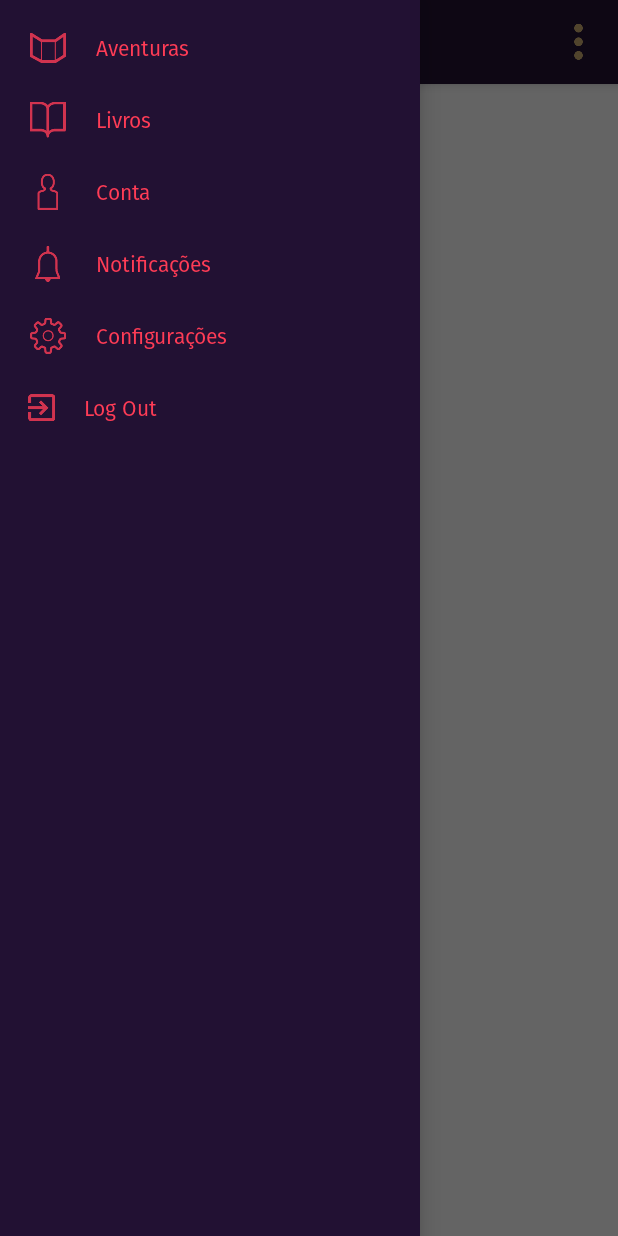
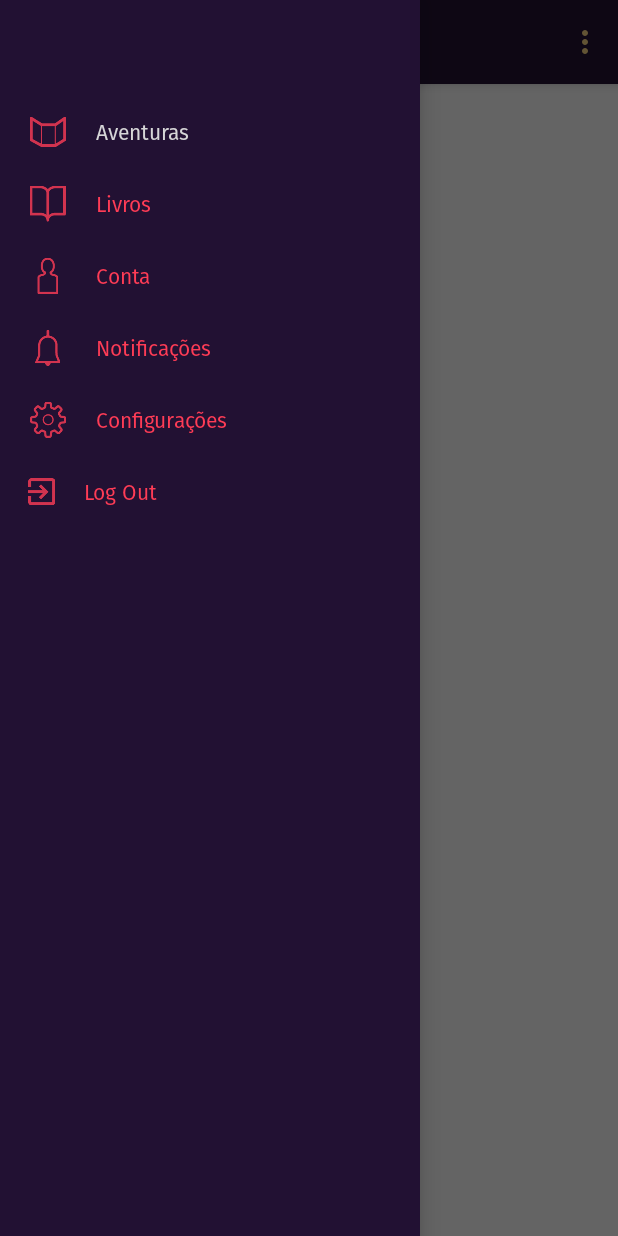
Before and after one commit to danilobispo/Igor, an Android app: the screen it shows after launch once a user with an empty profile is signed in (MainActivity), with the side drawer open, on a phone screen of 412 x 824 dp. Run offline under Robolectric (Android 15) with nearby library versions, the phone set to English and light mode, and no system bars; our stand-ins replace Firebase (no records; nobody signed in at launch, a user with empty details on screens opened directly).

Commit message:
Toolbar and drawer changes

```diff
--- a/app/src/main/java/com/example/hal_9000/igor/MainActivity.kt
+++ b/app/src/main/java/com/example/hal_9000/igor/MainActivity.kt
@@ -4,10 +4,14 @@ import android.content.Intent
 import android.os.Bundle
 import android.support.design.widget.NavigationView
 import android.support.v4.app.Fragment
+import android.support.v4.view.GravityCompat
 import android.support.v7.app.ActionBarDrawerToggle
 import android.support.v7.app.AppCompatActivity
-import android.support.v7.widget.Toolbar
+import android.view.Menu
 import android.view.MenuItem
+import android.widget.ImageView
+import android.widget.Toast
+import com.example.hal_9000.igor.R.color.drawer_item
 import com.example.hal_9000.igor.R.id.*
 import com.example.hal_9000.igor.fragment.*
 import com.google.firebase.auth.FirebaseAuth
@@ -17,38 +21,56 @@ import kotlinx.android.synthetic.main.appbar_layout.*
 
 class MainActivity : AppCompatActivity(), NavigationView.OnNavigationItemSelectedListener {
 
+    private val TAG = "MainActivity"
 
     override fun onCreate(savedInstanceState: Bundle?) {
         super.onCreate(savedInstanceState)
         setContentView(R.layout.activity_main)
+
         setupMenu()
-        supportActionBar?.setDisplayHomeAsUpEnabled(true)
-        supportActionBar?.setHomeButtonEnabled(true)
-        nav_view.setNavigationItemSelectedListener(this)
+
         setupFragment(savedInstanceState)
     }
 
+    fun setupMenu() {
+
+        setSupportActionBar(toolbar)
+
+        supportActionBar?.setDisplayHomeAsUpEnabled(true)
+        supportActionBar?.setHomeButtonEnabled(true)
+
+        // toolbar cast como View
+        val drawerToggle: ActionBarDrawerToggle = object :
+                ActionBarDrawerToggle(this, drawer, toolbar, R.string.open_drawer, R.string.close_drawer) {
+            // TODO: Adicionar algo aqui se quisermos algo mais elaborado no drawer
+            // (Provavelmente a gente não quer)
+        }
+
+        drawer.addDrawerListener(drawerToggle)
+        drawerToggle.syncState()
+
+        nav_view.setNavigationItemSelectedListener(this)
+    }
+
     override fun onNavigationItemSelected(item: MenuItem): Boolean {
+
         when (item.itemId) {
             item_aventuras -> {
                 trocarDeFragment(AventuraFragment())
-                return true
             }
             item_livros -> {
                 trocarDeFragment(LivrosFragment())
-                return true
             }
             item_conta -> {
                 trocarDeFragment(ContaFragment())
-                return true
+                val img = findViewById<ImageView>(R.id.conta_img)
+                img.setImageResource(R.drawable.aventuras_icone)
             }
             item_notificacoes -> {
                 trocarDeFragment(NotificacoesFragment())
-                return true
             }
             item_configuracoes -> {
                 trocarDeFragment(ConfiguracoesFragment())
-                return true
             }
             item_logout -> {
                 val mAuth = FirebaseAuth.getInstance()
@@ -57,23 +79,29 @@ class MainActivity : AppCompatActivity(), NavigationView.OnNavigationItemSelecte
                     startActivity(Intent(this, LoginActivity::class.java))
                     finish()
                 }
-                return true
             }
             else -> return super.onOptionsItemSelected(item)
         }
+
+        drawer.closeDrawer(GravityCompat.START)
+        return true
     }
 
-    fun setupMenu() {
-        // toolbar cast como View
-        val drawerToggle: ActionBarDrawerToggle = object :
-                ActionBarDrawerToggle(this, drawer, toolbar as Toolbar, R.string.open_drawer, R.string.close_drawer) {
-            // TODO: Adicionar algo aqui se quisermos algo mais elaborado no drawer
-            // (Provavelmente a gente não quer)
+    override fun onCreateOptionsMenu(menu: Menu): Boolean {
+        menuInflater.inflate(R.menu.menu_toolbar, menu)
+        return true
+    }
 
+    override fun onOptionsItemSelected(item: MenuItem): Boolean {
+        when (item.itemId) {
+            R.id.menu_editar -> {
+                Toast.makeText(this, "Editar", Toast.LENGTH_SHORT).show()
+            }
+            R.id.menu_ordenar -> {
+                Toast.makeText(this, "Ordenar", Toast.LENGTH_SHORT).show()
+            }
         }
-
-        drawer.addDrawerListener(drawerToggle)
-        drawerToggle.syncState()
+        return super.onOptionsItemSelected(item)
     }
 
     fun setupFragment(savedInstanceState: Bundle?) {
@@ -83,7 +111,7 @@ class MainActivity : AppCompatActivity(), NavigationView.OnNavigationItemSelecte
         }
     }
 
-    fun trocarDeFragment(supportFragment: Fragment){
+    fun trocarDeFragment(supportFragment: Fragment) {
         this.supportFragmentManager.beginTransaction().replace(R.id.content_frame, supportFragment)
                 .addToBackStack(null).commit()
     }
--- /dev/null
+++ b/app/src/main/res/color/drawer_item.xml
@@ -0,0 +1,5 @@
+<?xml version="1.0" encoding="utf-8"?>
+<selector xmlns:android="http://schemas.android.com/apk/res/android">
+    <item android:color="@color/nav_item_selected" android:state_checked="true" />
+    <item android:color="@color/nav_item" />
+</selector>
--- a/app/src/main/res/layout/action_layout_config.xml
+++ b/app/src/main/res/layout/action_layout_config.xml
@@ -1,11 +1,9 @@
 <?xml version="1.0" encoding="utf-8"?>
 <LinearLayout xmlns:android="http://schemas.android.com/apk/res/android"
-
     android:layout_width="wrap_content"
     android:layout_height="match_parent"
     android:background="?attr/selectableItemBackgroundBorderless"
     android:orientation="horizontal">
-
 
     <ImageView
         android:layout_width="wrap_content"
@@ -14,19 +12,19 @@
         android:layout_marginRight="8dp"
         android:contentDescription="@string/str_configuracoes"
         android:gravity="center_vertical"
-        android:src="@drawable/configuracoes_icone" />
+        android:src="@drawable/configuracoes_icone"
+        android:tint="@color/drawer_item" />
 
     <android.support.v7.widget.AppCompatTextView
         android:layout_width="wrap_content"
         android:layout_height="match_parent"
+        android:layout_marginStart="8dp"
+        android:layout_marginLeft="8dp"
         android:layout_marginEnd="8dp"
-        android:layout_marginLeft="8dp"
         android:layout_marginRight="8dp"
-        android:layout_marginStart="8dp"
         android:fontFamily="@font/firasans_regular"
         android:gravity="center_vertical"
         android:text="@string/str_configuracoes"
-        android:textColor="@color/redPink" />
-
+        android:textColor="@color/drawer_item" />
 
 </LinearLayout>
--- a/app/src/main/res/layout/action_layout_conta.xml
+++ b/app/src/main/res/layout/action_layout_conta.xml
@@ -1,32 +1,31 @@
 <?xml version="1.0" encoding="utf-8"?>
 <LinearLayout xmlns:android="http://schemas.android.com/apk/res/android"
-
     android:layout_width="wrap_content"
     android:layout_height="match_parent"
     android:background="?attr/selectableItemBackgroundBorderless"
     android:orientation="horizontal">
 
-
     <ImageView
+        android:id="@+id/conta_img"
         android:layout_width="wrap_content"
         android:layout_height="match_parent"
         android:layout_marginEnd="8dp"
         android:layout_marginRight="8dp"
         android:contentDescription="@string/str_conta"
         android:gravity="center_vertical"
-        android:src="@drawable/conta_icone" />
+        android:src="@drawable/conta_icone"
+        android:tint="@color/drawer_item" />
 
     <android.support.v7.widget.AppCompatTextView
         android:layout_width="wrap_content"
         android:layout_height="match_parent"
+        android:layout_marginStart="8dp"
+        android:layout_marginLeft="8dp"
         android:layout_marginEnd="8dp"
-        android:layout_marginLeft="8dp"
         android:layout_marginRight="8dp"
-        android:layout_marginStart="8dp"
         android:fontFamily="@font/firasans_regular"
         android:gravity="center_vertical"
         android:text="@string/str_conta"
-        android:textColor="@color/redPink" />
-
+        android:textColor="@color/drawer_item" />
 
 </LinearLayout>
--- a/app/src/main/res/layout/action_layout_livros.xml
+++ b/app/src/main/res/layout/action_layout_livros.xml
@@ -1,6 +1,5 @@
 <?xml version="1.0" encoding="utf-8"?>
 <LinearLayout xmlns:android="http://schemas.android.com/apk/res/android"
-
     android:layout_width="wrap_content"
     android:layout_height="match_parent"
     android:background="?attr/selectableItemBackgroundBorderless"
@@ -13,18 +12,19 @@
         android:layout_marginRight="8dp"
         android:contentDescription="@string/str_livros"
         android:gravity="center_vertical"
-        android:src="@drawable/livros_icone" />
+        android:src="@drawable/livros_icone"
+        android:tint="@color/drawer_item" />
 
     <android.support.v7.widget.AppCompatTextView
         android:layout_width="wrap_content"
         android:layout_height="match_parent"
+        android:layout_marginStart="8dp"
+        android:layout_marginLeft="8dp"
         android:layout_marginEnd="8dp"
-        android:layout_marginLeft="8dp"
         android:layout_marginRight="8dp"
-        android:layout_marginStart="8dp"
         android:fontFamily="@font/firasans_regular"
         android:gravity="center_vertical"
         android:text="@string/str_livros"
-        android:textColor="@color/redPink" />
+        android:textColor="@color/drawer_item" />
 
 </LinearLayout>
--- a/app/src/main/res/layout/action_layout_logout.xml
+++ b/app/src/main/res/layout/action_layout_logout.xml
@@ -1,6 +1,5 @@
 <?xml version="1.0" encoding="utf-8"?>
 <LinearLayout xmlns:android="http://schemas.android.com/apk/res/android"
-
     android:layout_width="wrap_content"
     android:layout_height="match_parent"
     android:background="?attr/selectableItemBackgroundBorderless"
@@ -13,7 +12,8 @@
         android:layout_marginRight="8dp"
         android:contentDescription="@string/str_logout"
         android:gravity="center_vertical"
-        android:src="@drawable/ic_exit" />
+        android:src="@drawable/ic_exit"
+        android:tint="@color/drawer_item" />
 
     <android.support.v7.widget.AppCompatTextView
         android:layout_width="wrap_content"
@@ -25,6 +25,6 @@
         android:fontFamily="@font/firasans_regular"
         android:gravity="center_vertical"
         android:text="@string/str_logout"
-        android:textColor="@color/redPink" />
+        android:textColor="@color/drawer_item" />
 
 </LinearLayout>
--- a/app/src/main/res/layout/action_layout_notificacoes.xml
+++ b/app/src/main/res/layout/action_layout_notificacoes.xml
@@ -1,6 +1,5 @@
 <?xml version="1.0" encoding="utf-8"?>
 <LinearLayout xmlns:android="http://schemas.android.com/apk/res/android"
-
     android:layout_width="wrap_content"
     android:layout_height="match_parent"
     android:background="?attr/selectableItemBackgroundBorderless"
@@ -13,19 +12,19 @@
         android:layout_marginRight="8dp"
         android:contentDescription="@string/str_notificacoes"
         android:gravity="center_vertical"
-        android:src="@drawable/notificacoes_icone" />
+        android:src="@drawable/notificacoes_icone"
+        android:tint="@color/drawer_item" />
 
     <android.support.v7.widget.AppCompatTextView
         android:layout_width="wrap_content"
         android:layout_height="match_parent"
+        android:layout_marginStart="8dp"
+        android:layout_marginLeft="8dp"
         android:layout_marginEnd="8dp"
-        android:layout_marginLeft="8dp"
         android:layout_marginRight="8dp"
-        android:layout_marginStart="8dp"
         android:fontFamily="@font/firasans_regular"
         android:gravity="center_vertical"
         android:text="@string/str_notificacoes"
-        android:textColor="@color/redPink" />
-
+        android:textColor="@color/drawer_item" />
 
 </LinearLayout>
--- a/app/src/main/res/layout/activity_main.xml
+++ b/app/src/main/res/layout/activity_main.xml
@@ -5,21 +5,31 @@
     android:id="@+id/drawer"
     android:layout_width="match_parent"
     android:layout_height="match_parent"
-    android:fitsSystemWindows="true"
-    tools:openDrawer="start">
+    android:fitsSystemWindows="true">
 
-    <include
-        layout="@layout/appbar_layout"
+    <LinearLayout
         android:layout_width="match_parent"
-        android:layout_height="match_parent" />
+        android:layout_height="match_parent"
+        android:orientation="vertical">
+
+        <include layout="@layout/appbar_layout" />
+
+        <FrameLayout
+            android:id="@+id/content_frame"
+            android:layout_width="match_parent"
+            android:layout_height="match_parent"
+            tools:context=".MainActivity" />
+
+    </LinearLayout>
 
     <android.support.design.widget.NavigationView
         android:id="@+id/nav_view"
-        android:background="@color/colorPrimaryDark"
         android:layout_width="wrap_content"
         android:layout_height="match_parent"
         android:layout_gravity="start"
+        android:background="@color/colorPrimaryDark"
         android:fitsSystemWindows="true"
+        android:paddingTop="?attr/actionBarSize"
         app:menu="@menu/main_drawer" />
 
 </android.support.v4.widget.DrawerLayout>
--- a/app/src/main/res/layout/toolbar_home.xml
+++ /dev/null
@@ -1,30 +0,0 @@
-<?xml version="1.0" encoding="utf-8"?>
-
-<android.support.v7.widget.Toolbar xmlns:android="http://schemas.android.com/apk/res/android"
-    android:layout_width="match_parent"
-    android:layout_height="?attr/actionBarSize"
-    android:background="@color/colorPrimaryDark">
-
-    <RelativeLayout
-        android:layout_width="match_parent"
-        android:layout_height="match_parent">
-
-    <ImageView
-        android:id="@+id/toolbarIgorLogo"
-        android:layout_width="60dp"
-        android:layout_height="match_parent"
-        android:layout_centerInParent="true"
-        android:layout_centerHorizontal="true"
-        android:layout_centerVertical="true"
-        android:src="@drawable/igor_logo" />
-
-        <ImageView
-            android:layout_width="wrap_content"
-            android:layout_height="match_parent"
-            android:layout_alignParentEnd="true"
-            android:layout_alignParentTop="true"
-            android:layout_marginEnd="10dp"
-            android:src="@drawable/dropdown_menu_icon" />
-
-    </RelativeLayout>
-</android.support.v7.widget.Toolbar>
--- a/app/src/main/res/menu/main_drawer.xml
+++ b/app/src/main/res/menu/main_drawer.xml
@@ -1,8 +1,8 @@
 <?xml version="1.0" encoding="utf-8"?>
 <menu xmlns:android="http://schemas.android.com/apk/res/android"
+    xmlns:app="http://schemas.android.com/apk/res-auto"
+    xmlns:tools="http://schemas.android.com/tools"
     android:id="@+id/list_menu"
-    xmlns:tools="http://schemas.android.com/tools"
-    xmlns:app="http://schemas.android.com/apk/res-auto"
     tools:showIn="navigation_view">
 
     <group android:checkableBehavior="single">
@@ -10,33 +10,32 @@
             android:id="@+id/item_aventuras"
             android:icon="@null"
             android:title="@null"
-            app:showAsAction="ifRoom"
-            app:actionLayout="@layout/action_layout_aventuras" />
+            app:actionLayout="@layout/action_layout_aventuras"
+            app:showAsAction="ifRoom" />
         <item
             android:id="@+id/item_livros"
             android:icon="@null"
             android:title="@null"
-            app:showAsAction="ifRoom"
-            app:actionLayout="@layout/action_layout_livros" />
+            app:actionLayout="@layout/action_layout_livros"
+            app:showAsAction="ifRoom" />
         <item
             android:id="@+id/item_conta"
             android:icon="@null"
             android:title="@null"
-            app:showAsAction="ifRoom"
-            app:actionLayout="@layout/action_layout_conta" />
+            app:actionLayout="@layout/action_layout_conta"
+            app:showAsAction="ifRoom" />
         <item
             android:id="@+id/item_notificacoes"
             android:icon="@null"
             android:title="@null"
-            app:showAsAction="ifRoom"
-            app:actionLayout="@layout/action_layout_notificacoes" />
-
+            app:actionLayout="@layout/action_layout_notificacoes"
+            app:showAsAction="ifRoom" />
         <item
             android:id="@+id/item_configuracoes"
             android:icon="@null"
             android:title="@null"
-            app:showAsAction="ifRoom"
-            app:actionLayout="@layout/action_layout_config" />
+            app:actionLayout="@layout/action_layout_config"
+            app:showAsAction="ifRoom" />
         <item
             android:id="@+id/item_logout"
             android:icon="@null"
--- a/app/src/main/res/menu/menu.xml
+++ /dev/null
@@ -1,4 +0,0 @@
-<?xml version="1.0" encoding="utf-8"?>
-<menu xmlns:android="http://schemas.android.com/apk/res/android">
-
-</menu>
--- /dev/null
+++ b/app/src/main/res/menu/menu_toolbar.xml
@@ -0,0 +1,14 @@
+<?xml version="1.0" encoding="utf-8"?>
+<menu xmlns:android="http://schemas.android.com/apk/res/android"
+    xmlns:app="http://schemas.android.com/apk/res-auto">
+    <item
+        android:id="@+id/menu_editar"
+        app:showAsAction="never"
+        android:title="Editar">
+    </item>
+    <item
+        android:id="@+id/menu_ordenar"
+        app:showAsAction="never"
+        android:title="Ordenar">
+    </item>
+</menu>
--- a/app/src/main/res/values/colors.xml
+++ b/app/src/main/res/values/colors.xml
@@ -4,5 +4,7 @@
     <color name="colorPrimaryDark">#221133</color>
     <color name="colorAccent">#F6D282</color>
 
-    <color name="redPink">#FE3C56</color>
+    <color name="nav_item">#FE3C56</color>
+    <color name="nav_item_selected">#FFE4B5</color>
+
 </resources>
--- a/app/src/main/res/values/strings.xml
+++ b/app/src/main/res/values/strings.xml
@@ -1,7 +1,6 @@
 <resources>
     <string name="app_name">Igor</string>
 
-    <!-- TODO: Remove or change this placeholder text -->
     <string name="hello_blank_fragment">Hello blank fragment</string>
     <string name="open_drawer">Abrir Drawer</string>
     <string name="close_drawer">Fechar Drawer</string>
--- a/app/src/main/res/values/styles.xml
+++ b/app/src/main/res/values/styles.xml
@@ -2,17 +2,19 @@
 
     <!-- Base application theme. -->
     <style name="AppTheme" parent="Theme.AppCompat.Light.NoActionBar">
-        <!-- Customize your theme here. -->
         <item name="colorPrimary">@color/colorPrimary</item>
         <item name="colorPrimaryDark">@color/colorPrimaryDark</item>
         <item name="colorAccent">@color/colorAccent</item>
-        <item name="drawerArrowStyle">@style/DrawerArrowStyle</item>
     </style>
 
-    <style name="DrawerArrowStyle" parent="Widget.AppCompat.DrawerArrowToggle">
-        <item name="color">@color/colorAccent</item>
+    <style name="ToolbarStyle">
+        <item name="android:textColorPrimary">@color/colorAccent</item>
+        <item name="android:textColorSecondary">@color/colorAccent</item>
     </style>
 
-
+    <style name="ActionModeOverflowMenu" parent="Widget.AppCompat.ListPopupWindow">
+        <item name="android:textColor">#000</item>
+        <item name="android:background">@color/colorAccent</item>
+    </style>
 
 </resources>
```
Also changed, not shown: app/src/main/res/layout/appbar_layout.xml (+28 -27 lines).
